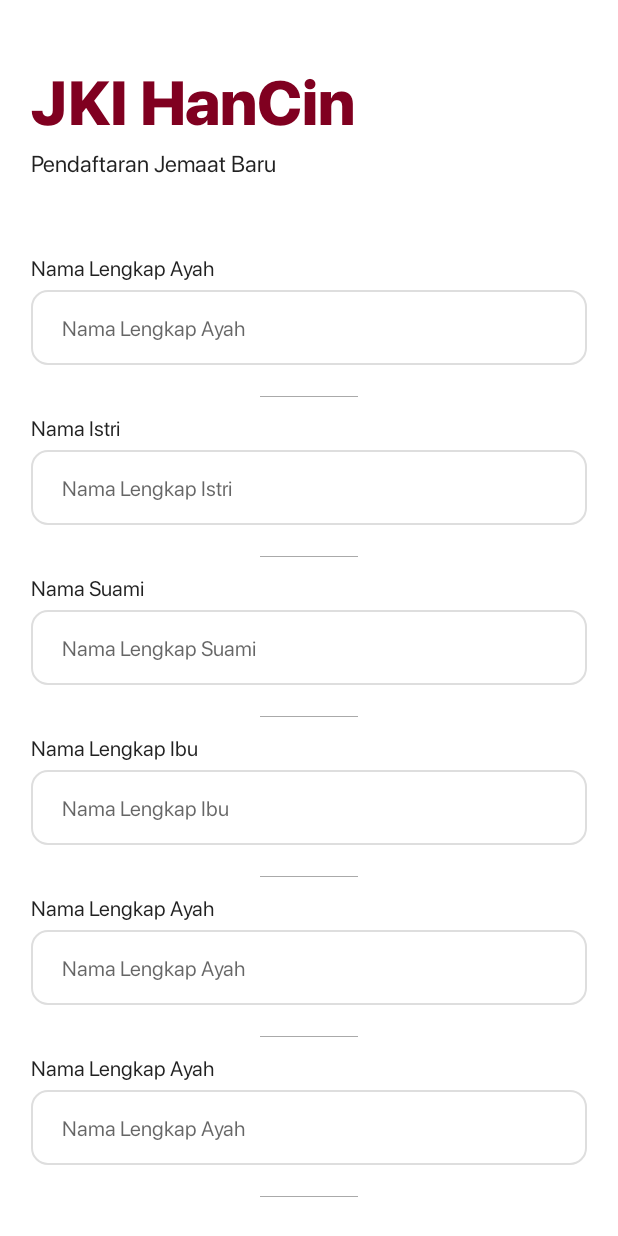
After one commit to if414028/jkihananeelcinta, an Android app: the layout fragment_user_family_member_input.xml on its own in the app's theme, with its tools: preview values and no code run, on a phone screen of 412 x 824 dp. The commit adds this screen. Run offline under Robolectric (Android 15) with nearby library versions, the phone set to English and light mode, and no system bars.

Commit message:
[x] create family member input

```diff
--- a/app/src/main/java/com/jki/hananeelcinta/register/RegisterViewModel.kt
+++ b/app/src/main/java/com/jki/hananeelcinta/register/RegisterViewModel.kt
@@ -24,7 +24,7 @@ class RegisterViewModel(application: Application) : AndroidViewModel(application
     private var firebaseAuth: FirebaseAuth = FirebaseAuth.getInstance()
     private val profilePictureUploader = PictureUploader()
 
-    private var user: User = User()
+    var user: User = User()
     var capturedImageFile: File? = null
 
     var isSectionValid: SingleLiveEvent<Boolean> = SingleLiveEvent()
--- /dev/null
+++ b/app/src/main/java/com/jki/hananeelcinta/register/UserFamilyMemberInputFragment.kt
@@ -0,0 +1,86 @@
+package com.jki.hananeelcinta.register
+
+import android.os.Bundle
+import android.view.LayoutInflater
+import android.view.View
+import android.view.ViewGroup
+import androidx.databinding.DataBindingUtil
+import androidx.fragment.app.Fragment
+import androidx.lifecycle.ViewModelProvider
+import com.jki.hananeelcinta.R
+import com.jki.hananeelcinta.databinding.FragmentUserFamilyMemberInputBinding
+import com.jki.hananeelcinta.model.FamilyStatus
+import com.jki.hananeelcinta.model.PastorMessage
+import com.jki.hananeelcinta.util.SimpleRecyclerAdapter
+
+class UserFamilyMemberInputFragment : Fragment() {
+
+    private lateinit var binding: FragmentUserFamilyMemberInputBinding
+    private lateinit var viewModel: RegisterViewModel
+
+    private lateinit var familyStatus: String
+
+    private var childrenList: ArrayList<String> = arrayListOf()
+    private lateinit var childrenAdapter: SimpleRecyclerAdapter<String>
+
+    private var siblingsList: ArrayList<String> = arrayListOf()
+    private lateinit var siblingsAdapter: SimpleRecyclerAdapter<String>
+
+    companion object {
+        @JvmStatic
+        fun newInstance() = UserFamilyMemberInputFragment().apply { }
+    }
+
+    override fun onCreate(savedInstanceState: Bundle?) {
+        super.onCreate(savedInstanceState)
+        viewModel = activity?.let { ViewModelProvider(it)[RegisterViewModel::class.java] }!!
+        familyStatus = viewModel.user.statusInFamily
+    }
+
+    override fun onCreateView(
+        inflater: LayoutInflater,
+        container: ViewGroup?,
+        savedInstanceState: Bundle?
+    ): View {
+        binding = DataBindingUtil.inflate(
+            inflater,
+            R.layout.fragment_user_family_member_input,
+            container,
+            false
+        )
+
+        initLayout()
+
+        return binding.root
+    }
+
+    private fun setupChildrenRecyclerView() {
+
+    }
+
+    private fun initLayout() {
+        when (familyStatus) {
+            FamilyStatus.HEAD_OF_FAMILY.name -> {
+                binding.lyWife.visibility = View.VISIBLE
+                binding.rvChildren.visibility = View.VISIBLE
+            }
+
+            FamilyStatus.WIFE.name -> {
+                binding.lyHusbandName.visibility = View.VISIBLE
+                binding.rvChildren.visibility = View.VISIBLE
+            }
+
+            FamilyStatus.CHILD.name -> {
+                binding.rvSiblings.visibility = View.VISIBLE
+            }
+
+            FamilyStatus.WIDOW.name -> {
+                binding.rvChildren.visibility = View.VISIBLE
+            }
+
+            FamilyStatus.WIDOWER.name -> {
+                binding.rvChildren.visibility = View.VISIBLE
+            }
+        }
+    }
+}
--- /dev/null
+++ b/app/src/main/res/layout/fragment_user_family_member_input.xml
@@ -0,0 +1,218 @@
+<?xml version="1.0" encoding="utf-8"?>
+<layout xmlns:app="http://schemas.android.com/apk/res-auto"
+    xmlns:tools="http://schemas.android.com/tools">
+
+    <androidx.constraintlayout.widget.ConstraintLayout xmlns:android="http://schemas.android.com/apk/res/android"
+        android:layout_width="match_parent"
+        android:layout_height="match_parent"
+        android:padding="@dimen/_16sdp">
+
+        <TextView
+            android:id="@+id/tv_login_title"
+            style="@style/Sanfransisco.Bold"
+            android:layout_width="match_parent"
+            android:layout_height="wrap_content"
+            android:layout_marginTop="@dimen/_14sdp"
+            android:text="@string/app_initial"
+            android:textColor="@color/color_primary"
+            android:textSize="@dimen/_32ssp"
+            app:layout_constraintEnd_toEndOf="parent"
+            app:layout_constraintStart_toStartOf="parent"
+            app:layout_constraintTop_toTopOf="parent" />
+
+        <TextView
+            android:id="@+id/tv_login_desc"
+            style="@style/Sanfransisco.Regular"
+            android:layout_width="match_parent"
+            android:layout_height="wrap_content"
+            android:layout_marginTop="@dimen/_2sdp"
+            android:text="@string/user_registration"
+            android:textSize="@dimen/_12ssp"
+            app:layout_constraintEnd_toEndOf="parent"
+            app:layout_constraintStart_toStartOf="parent"
+            app:layout_constraintTop_toBottomOf="@id/tv_login_title" />
+
+        <androidx.core.widget.NestedScrollView
+            android:id="@+id/scroll_view"
+            android:layout_width="match_parent"
+            android:layout_height="0dp"
+            android:layout_marginTop="@dimen/_30sdp"
+            app:layout_constraintBottom_toBottomOf="parent"
+            app:layout_constraintEnd_toEndOf="parent"
+            app:layout_constraintStart_toStartOf="parent"
+            app:layout_constraintTop_toBottomOf="@id/tv_login_desc">
+
+            <LinearLayout
+                android:layout_width="match_parent"
+                android:layout_height="wrap_content"
+                android:orientation="vertical">
+
+                <LinearLayout
+                    android:id="@+id/ly_father_name"
+                    android:layout_width="match_parent"
+                    android:layout_height="wrap_content"
+                    android:layout_marginTop="@dimen/_8sdp"
+                    android:orientation="vertical">
+
+                    <TextView
+                        style="@style/Sanfransisco.Regular"
+                        android:layout_width="match_parent"
+                        android:layout_height="wrap_content"
+                        android:text="@string/father_name" />
+
+                    <androidx.appcompat.widget.AppCompatEditText
+                        android:id="@+id/et_father_name"
+                        style="@style/Sanfransisco.Regular"
+                        android:layout_width="match_parent"
+                        android:layout_height="wrap_content"
+                        android:layout_marginTop="@dimen/_4sdp"
+                        android:background="@drawable/edittext_background_grey_border"
+                        android:hint="@string/father_name_hint"
+                        android:paddingLeft="@dimen/_16sdp"
+                        android:paddingTop="@dimen/_12sdp"
+                        android:paddingRight="@dimen/_16sdp"
+                        android:paddingBottom="@dimen/_12sdp"
+                        android:singleLine="true" />
+
+                    <View
+                        android:layout_width="@dimen/_50sdp"
+                        android:layout_height="0.5dp"
+                        android:layout_gravity="center"
+                        android:layout_marginTop="@dimen/_16sdp"
+                        android:background="@color/greyAAAAAA" />
+
+                </LinearLayout>
+
+                <LinearLayout
+                    android:id="@+id/ly_wife"
+                    android:layout_width="match_parent"
+                    android:layout_height="wrap_content"
+                    android:layout_marginTop="@dimen/_8sdp"
+                    android:orientation="vertical">
+
+                    <TextView
+                        style="@style/Sanfransisco.Regular"
+                        android:layout_width="match_parent"
+                        android:layout_height="wrap_content"
+                        android:text="@string/wife_name" />
+
+                    <androidx.appcompat.widget.AppCompatEditText
+                        android:id="@+id/et_wife_name"
+                        style="@style/Sanfransisco.Regular"
+                        android:layout_width="match_parent"
+                        android:layout_height="wrap_content"
+                        android:layout_marginTop="@dimen/_4sdp"
+                        android:background="@drawable/edittext_background_grey_border"
+                        android:hint="@string/wife_name_hint"
+                        android:paddingLeft="@dimen/_16sdp"
+                        android:paddingTop="@dimen/_12sdp"
+                        android:paddingRight="@dimen/_16sdp"
+                        android:paddingBottom="@dimen/_12sdp"
+                        android:singleLine="true" />
+
+                    <View
+                        android:layout_width="@dimen/_50sdp"
+                        android:layout_height="0.5dp"
+                        android:layout_gravity="center"
+                        android:layout_marginTop="@dimen/_16sdp"
+                        android:background="@color/greyAAAAAA" />
+
+                </LinearLayout>
+
+                <LinearLayout
+                    android:id="@+id/ly_husband_name"
+                    android:layout_width="match_parent"
+                    android:layout_height="wrap_content"
+                    android:layout_marginTop="@dimen/_8sdp"
+                    android:orientation="vertical">
+
+                    <TextView
+                        style="@style/Sanfransisco.Regular"
+                        android:layout_width="match_parent"
+                        android:layout_height="wrap_content"
+                        android:text="@string/husband_name" />
+
+                    <androidx.appcompat.widget.AppCompatEditText
+                        android:id="@+id/et_husband_name"
+                        style="@style/Sanfransisco.Regular"
+                        android:layout_width="match_parent"
+                        android:layout_height="wrap_content"
+                        android:layout_marginTop="@dimen/_4sdp"
+                        android:background="@drawable/edittext_background_grey_border"
+                        android:hint="@string/husband_name_hint"
+                        android:paddingLeft="@dimen/_16sdp"
+                        android:paddingTop="@dimen/_12sdp"
+                        android:paddingRight="@dimen/_16sdp"
+                        android:paddingBottom="@dimen/_12sdp"
+                        android:singleLine="true" />
+
+                    <View
+                        android:layout_width="@dimen/_50sdp"
+                        android:layout_height="0.5dp"
+                        android:layout_gravity="center"
+                        android:layout_marginTop="@dimen/_16sdp"
+                        android:background="@color/greyAAAAAA" />
+
+                </LinearLayout>
+
+                <LinearLayout
+                    android:id="@+id/ly_mother_name"
+                    android:layout_width="match_parent"
+                    android:layout_height="wrap_content"
+                    android:layout_marginTop="@dimen/_8sdp"
+                    android:orientation="vertical">
+
+                    <TextView
+                        style="@style/Sanfransisco.Regular"
+                        android:layout_width="match_parent"
+                        android:layout_height="wrap_content"
+                        android:text="@string/mother_name" />
+
+                    <androidx.appcompat.widget.AppCompatEditText
+                        android:id="@+id/et_mother_name"
+                        style="@style/Sanfransisco.Regular"
+                        android:layout_width="match_parent"
+                        android:layout_height="wrap_content"
+                        android:layout_marginTop="@dimen/_4sdp"
+                        android:background="@drawable/edittext_background_grey_border"
+                        android:hint="@string/mother_name_hint"
+                        android:paddingLeft="@dimen/_16sdp"
+                        android:paddingTop="@dimen/_12sdp"
+                        android:paddingRight="@dimen/_16sdp"
+                        android:paddingBottom="@dimen/_12sdp"
+                        android:singleLine="true" />
+
+                    <View
+                        android:layout_width="@dimen/_50sdp"
+                        android:layout_height="0.5dp"
+                        android:layout_gravity="center"
+                        android:layout_marginTop="@dimen/_16sdp"
+                        android:background="@color/greyAAAAAA" />
+
+                </LinearLayout>
+
+                <androidx.recyclerview.widget.RecyclerView
+                    android:id="@+id/rv_siblings"
+                    android:layout_width="match_parent"
+                    android:layout_height="wrap_content"
+                    android:nestedScrollingEnabled="false"
+                    android:orientation="vertical"
+                    tools:itemCount="2"
+                    tools:listitem="@layout/item_name_input" />
+
+                <androidx.recyclerview.widget.RecyclerView
+                    android:id="@+id/rv_children"
+                    android:layout_width="match_parent"
+                    android:layout_height="wrap_content"
+                    android:nestedScrollingEnabled="false"
+                    android:orientation="vertical"
+                    tools:itemCount="2"
+                    tools:listitem="@layout/item_name_input" />
+
+            </LinearLayout>
+
+        </androidx.core.widget.NestedScrollView>
+
+    </androidx.constraintlayout.widget.ConstraintLayout>
+
+</layout>
--- /dev/null
+++ b/app/src/main/res/layout/item_name_input.xml
@@ -0,0 +1,42 @@
+<?xml version="1.0" encoding="utf-8"?>
+
+<LinearLayout xmlns:android="http://schemas.android.com/apk/res/android"
+    xmlns:app="http://schemas.android.com/apk/res-auto"
+    android:id="@+id/ly_mother_name"
+    android:layout_width="match_parent"
+    android:layout_height="wrap_content"
+    android:layout_marginTop="@dimen/_8sdp"
+    android:orientation="vertical"
+    app:layout_constraintBottom_toBottomOf="parent"
+    app:layout_constraintEnd_toEndOf="parent"
+    app:layout_constraintStart_toStartOf="parent"
+    app:layout_constraintTop_toTopOf="parent">
+
+    <TextView
+        style="@style/Sanfransisco.Regular"
+        android:layout_width="match_parent"
+        android:layout_height="wrap_content"
+        android:text="@string/father_name" />
+
+    <androidx.appcompat.widget.AppCompatEditText
+        android:id="@+id/et_mother_name"
+        style="@style/Sanfransisco.Regular"
+        android:layout_width="match_parent"
+        android:layout_height="wrap_content"
+        android:layout_marginTop="@dimen/_4sdp"
+        android:background="@drawable/edittext_background_grey_border"
+        android:hint="@string/father_name_hint"
+        android:paddingLeft="@dimen/_16sdp"
+        android:paddingTop="@dimen/_12sdp"
+        android:paddingRight="@dimen/_16sdp"
+        android:paddingBottom="@dimen/_12sdp"
+        android:singleLine="true" />
+
+    <View
+        android:layout_width="@dimen/_50sdp"
+        android:layout_height="0.5dp"
+        android:layout_gravity="center"
+        android:layout_marginTop="@dimen/_16sdp"
+        android:background="@color/greyAAAAAA" />
+
+</LinearLayout>
--- a/app/src/main/res/values/strings.xml
+++ b/app/src/main/res/values/strings.xml
@@ -42,13 +42,19 @@
     <string name="baptis_holy_spirit">Sudah Baptis Roh Kudus?</string>
     <string name="reason_moving_church">Alasan Pindah Gereja</string>
     <string name="marital_status">Status Pernikahan</string>
-    <string name="father_name">Nama Lengkap Orang Tua (Ayah)</string>
+    <string name="father_name">Nama Lengkap Ayah</string>
     <string name="father_name_hint">Nama Lengkap Ayah</string>
-    <string name="mother_name">Nama Lengkap Orang Tua (Ibu)</string>
+    <string name="mother_name">Nama Lengkap Ibu</string>
     <string name="mother_name_hint">Nama Lengkap Ibu</string>
     <string name="status_in_family">Status Dalam Keluarga</string>
     <string name="selfie">Foto Diri</string>
     <string name="nij">Nomor Induk Jemaat</string>
+    <string name="siblings_name">Nama Saudara Kandung</string>
+    <string name="siblings_name_hint">Nama Lengkap Saudara Kandung</string>
+    <string name="wife_name">Nama Istri</string>
+    <string name="wife_name_hint">Nama Lengkap Istri</string>
+    <string name="husband_name">Nama Suami</string>
+    <string name="husband_name_hint">Nama Lengkap Suami</string>
 
     <string name="email_error_message">Email tidak boleh kosong</string>
     <string name="username_error_message">Username tidak boleh kosong</string>
```
Also changed, not shown: 1 other file.
